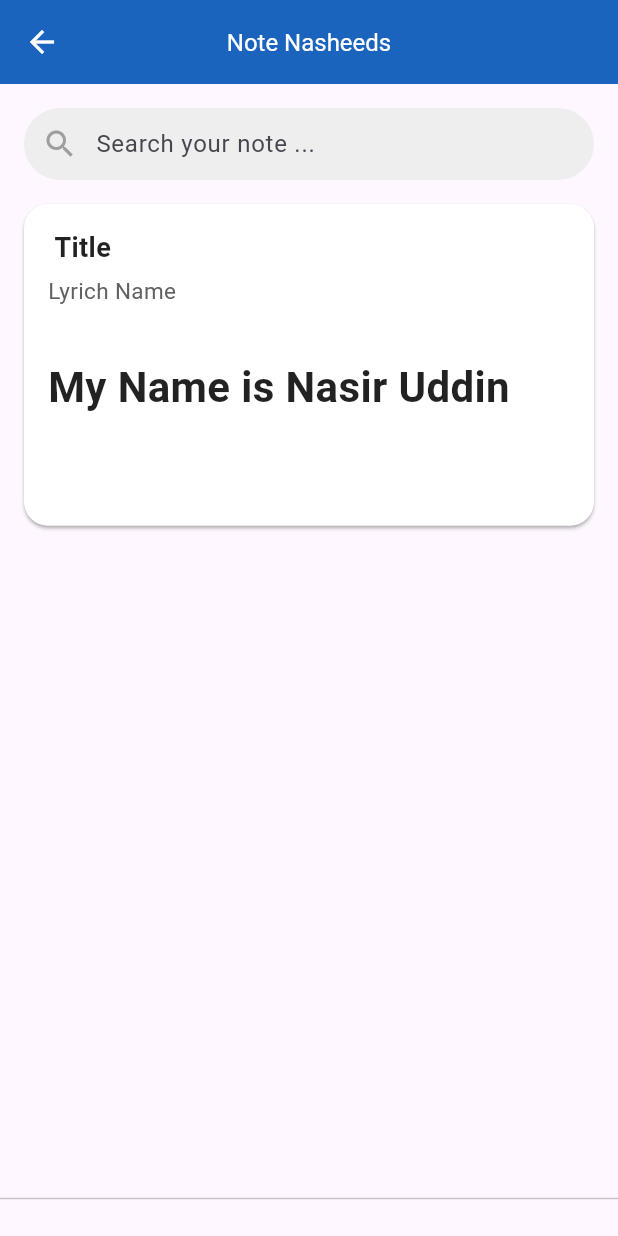
After one commit to Nasir1212/nasheedflutter, a Flutter app: the SettingCom screen opened directly, after a tap on "Note", on a phone screen of 412 x 824 dp. The commit adds this screen. Run offline on Flutter 3.47's test engine with Material 3 defaults, Android fonts, the light colour scheme and no system bars; our stand-ins replace flutter_widget_from_html, font_awesome_flutter, sqflite, video_player; accounts and stored records are empty; network calls fail.

Commit message:
From Home

```diff
--- a/lib/component/setting_com.dart
+++ b/lib/component/setting_com.dart
@@ -2,6 +2,7 @@ import 'package:flutter/material.dart';
 import 'package:naate/db/database_helper.dart';
 import 'package:naate/screen/home.dart';
 import 'package:naate/screen/login_screen.dart';
+import 'package:naate/screen/note_home.dart';
 import 'package:naate/screen/offline_poem.dart';
 import 'package:naate/screen/signup_screen.dart';
 import 'package:http/http.dart' as http;
@@ -42,12 +43,20 @@ class SettingCom extends StatelessWidget {
                           builder: (context) => const OfflinePoem()),
                     );
                   }),
+                  _buildMenuButton(context, Icons.note, 'Note', () {
+                    Navigator.push(
+                      context,
+                      MaterialPageRoute(
+                          builder: (context) => const NoteHome()),
+                    );
+                  }),
                   _buildMenuButton(context, Icons.home, 'Home', () {
                     Navigator.pushReplacement(
                       context,
                       MaterialPageRoute(builder: (context) => Home()),
                     );
                   }),
+
                   if (!isLoggedIn) ...[
                     _buildMenuButton(context, Icons.login, 'Sign In', () {
                       Navigator.push(
--- /dev/null
+++ b/lib/screen/note_home.dart
@@ -0,0 +1,144 @@
+import 'package:flutter/material.dart';
+import 'package:flutter_widget_from_html/flutter_widget_from_html.dart';
+import 'package:naate/component/m_app_bar.dart';
+import 'package:naate/screen/poem.dart';
+import 'package:provider/provider.dart';
+import 'package:naate/providers/offline_provider.dart';
+import 'package:naate/db/database_helper.dart';
+
+import '../providers/lyrics_provider.dart';
+
+class NoteHome extends StatelessWidget {
+  const NoteHome({super.key});
+
+  @override
+  Widget build(BuildContext context) {
+    final TextEditingController textCon = TextEditingController();
+    final ScrollController scrollController = ScrollController();
+
+    return Scaffold(
+      appBar: MAppBar(title: "Note Nasheeds"),
+      body: Column(
+        children: [
+          Padding(
+            padding: const EdgeInsets.all(16.0),
+            child: Container(
+              decoration: BoxDecoration(
+                color: Colors.grey[200],
+                borderRadius: BorderRadius.circular(30),
+              ),
+              child: Row(
+                children: [
+                  const Padding(
+                    padding: EdgeInsets.symmetric(horizontal: 12.0),
+                    child: Icon(Icons.search, color: Colors.grey),
+                  ),
+                  Expanded(
+                    child: TextField(
+                      controller: textCon,
+                      decoration: const InputDecoration(
+                        hintText: "Search your note ...",
+                        border: InputBorder.none,
+                      ),
+                      onChanged: (value) {
+                        Provider.of<LyricsProvider>(context, listen: false)
+                            .fetchBySearch(value);
+                      },
+                    ),
+                  ),
+                  if (textCon.text.isNotEmpty)
+                    IconButton(
+                      icon: const Icon(Icons.close, color: Colors.grey),
+                      onPressed: () {
+                        textCon.clear();
+                        Provider.of<LyricsProvider>(context, listen: false)
+                            .fetchBySearch("");
+                      },
+                    ),
+                ],
+              ),
+            ),
+          ),
+          Expanded(
+            child:  SingleChildScrollView(
+            controller: scrollController,
+            child: Padding(
+              padding: const EdgeInsets.symmetric(horizontal: 16.0),
+              child: Column(
+    children: [
+    GestureDetector(
+    onTap: () {
+    Navigator.push(
+    context,
+    MaterialPageRoute(
+    builder: (context) => Poem(lyricsId: 1),
+    ),
+    );
+    },
+    child: Card(
+    color: Colors.white,
+    elevation: 1,
+    shadowColor: Colors.grey,
+    surfaceTintColor: Colors.white,
+    margin: const EdgeInsets.only(bottom: 16),
+    shape: RoundedRectangleBorder(
+    borderRadius: BorderRadius.circular(16),
+    ),
+    child: Padding(
+    padding: const EdgeInsets.all(16),
+    child: Column(
+    crossAxisAlignment: CrossAxisAlignment.start,
+    children: [
+    // Title and name
+    Text(
+    " Title ",
+    style: const TextStyle(
+    fontWeight: FontWeight.bold,
+    fontSize: 18,
+    color: Colors.black87,
+    ),
+    ),
+    const SizedBox(height: 5),
+    Text(
+    "Lyrich Name",
+    style: TextStyle(
+    fontSize: 15,
+    color: Colors.grey[700],
+    ),
+    ),
+    const SizedBox(height: 15),
+
+    // Lyrics content
+    HtmlWidget(
+    '<h1> My Name is Nasir Uddin </p>',
+    textStyle: const TextStyle(
+    fontSize: 14,
+    color: Colors.black87,
+    ),
+    ),
+    const SizedBox(height: 10),
+
+
+    ],
+    ),
+    ),
+    ),
+    ),
+
+    ],
+    )
+
+
+          ),
+            ),
+          ),
+          Divider(height: 50,),
+
+
+        ],
+      ),
+
+      );
+
+  }
+}
```
Also changed, not shown: lib/providers/note_provider.dart (added), pubspec.lock, 23 other files.
